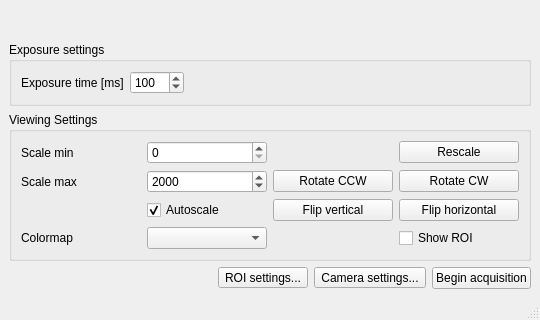
This is viewer/viewer.ui in lcici/qCamera as Qt 5 draws it before an edit; both pictures show x 0 to 540 and y 490 to 810 of the 540 by 810 pixel window. The edited form follows.
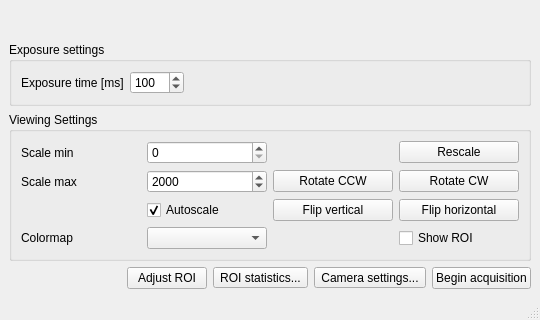
This is the edited form. Icons and pictures are not drawn. Custom widgets are drawn as their Qt base class.

```diff
--- a/viewer/viewer.ui
+++ b/viewer/viewer.ui
@@ -231,9 +231,16 @@
        </spacer>
       </item>
       <item>
-       <widget class="QToolButton" name="adjustROIButton">
+       <widget class="QPushButton" name="adjustROIButton">
         <property name="text">
-         <string>ROI settings...</string>
+         <string>Adjust ROI</string>
+        </property>
+       </widget>
+      </item>
+      <item>
+       <widget class="QToolButton" name="roiStatisticsButton">
+        <property name="text">
+         <string>ROI statistics...</string>
         </property>
        </widget>
       </item>
```
